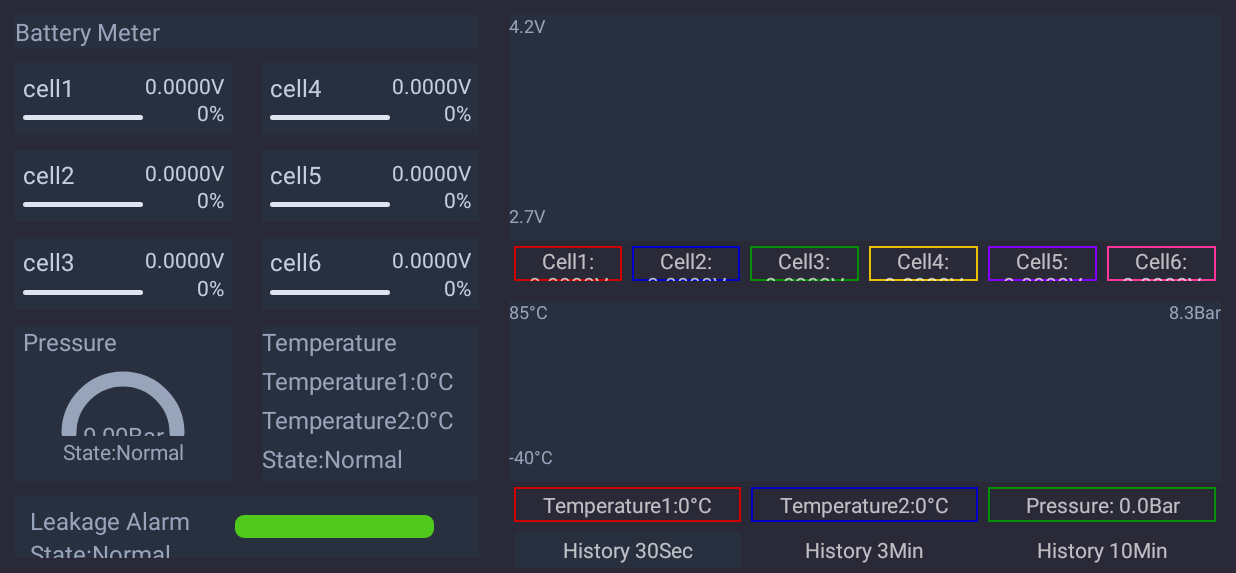
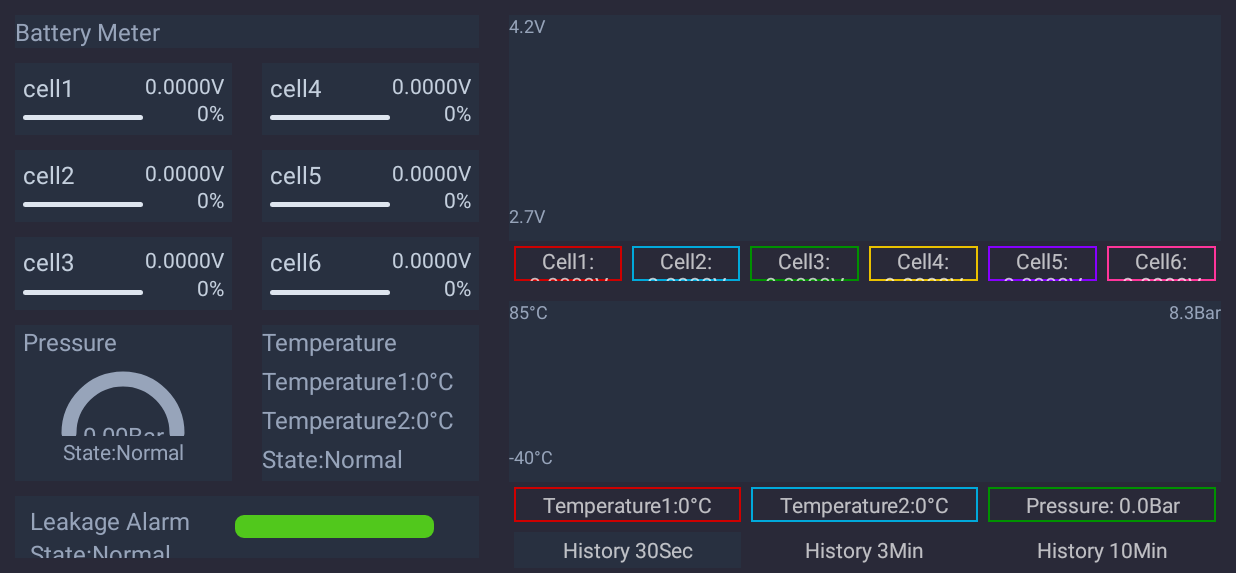
Before and after one commit to EphramWang/SBHMS, an Android app: the screen it shows after launch (BatteryMonitorActivity), on a phone screen of 824 x 412 dp (held sideways), the part 45-618 px from its top. Run offline under Robolectric (Android 15) with nearby library versions, the phone set to English and light mode, and no system bars; our stand-ins replace EventBus.

Commit message:
color change

```diff
--- a/usbSerialExamples/src/main/res/values/colors.xml
+++ b/usbSerialExamples/src/main/res/values/colors.xml
@@ -19,7 +19,7 @@
 
 
     <color name="battery1">#CE0000</color>
-    <color name="battery2">#0000C6</color>
+    <color name="battery2">#01A9DB</color>
     <color name="battery3">#009100</color>
     <color name="battery4">#EAC100</color>
     <color name="battery5">#8600FF</color>
```
